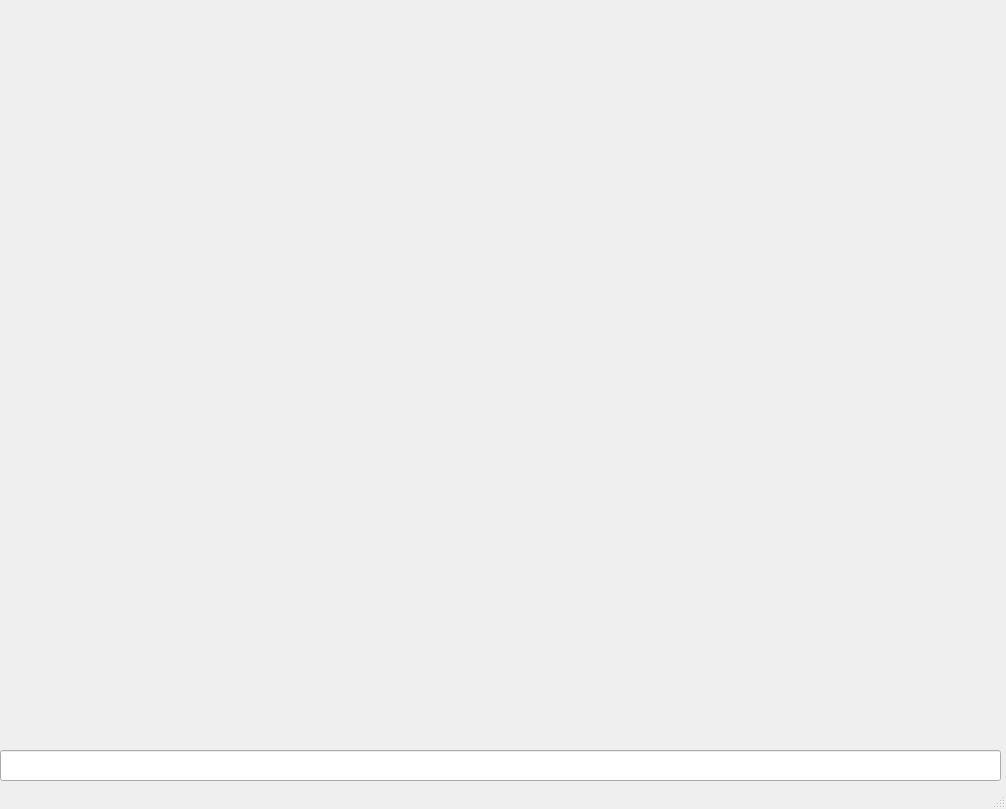
Before: the Qt Designer form Base/MainDesign.ui in KennelTeam/DogeHacker, drawn with Qt 5.
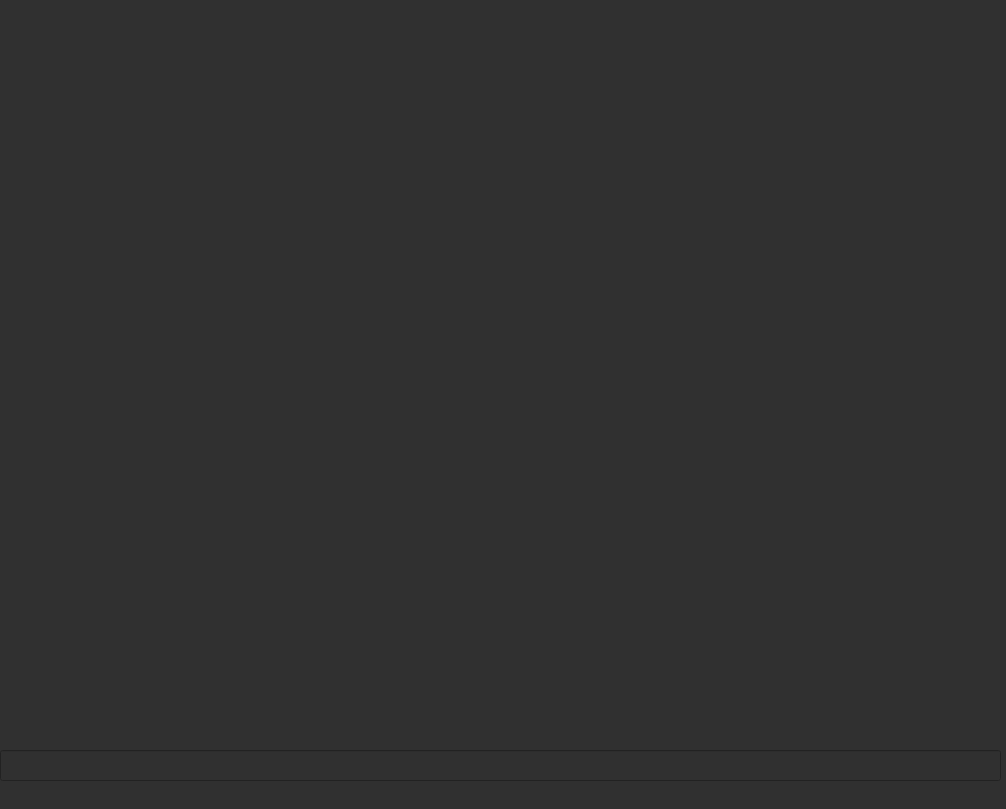
After: the same form once the commit is applied.

Commit message: add dark theme and removed white theme

Diff of the .ui file:
```diff
--- a/Base/MainDesign.ui
+++ b/Base/MainDesign.ui
@@ -13,7 +13,15 @@
   <property name="windowTitle">
    <string>MainWindow</string>
   </property>
+  <property name="styleSheet">
+   <string notr="true">background-color: #303030;
+color: #DDDDDD;
+</string>
+  </property>
   <widget class="QWidget" name="centralwidget">
+   <property name="styleSheet">
+    <string notr="true"/>
+   </property>
    <widget class="QWidget" name="gridLayoutWidget">
     <property name="geometry">
      <rect>
@@ -62,6 +70,9 @@
       <height>31</height>
      </rect>
     </property>
+    <property name="styleSheet">
+     <string notr="true"/>
+    </property>
    </widget>
   </widget>
   <widget class="QMenuBar" name="menubar">
```
